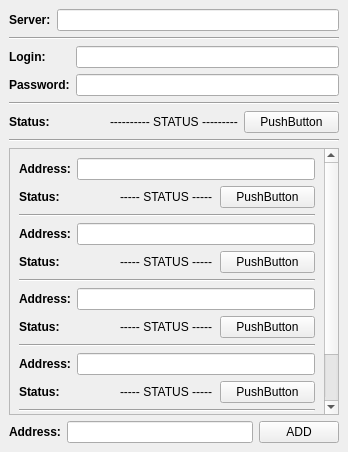
Old version of the form client/mainwindow.ui in the repository DrSmyrke/Tunnel-connector.
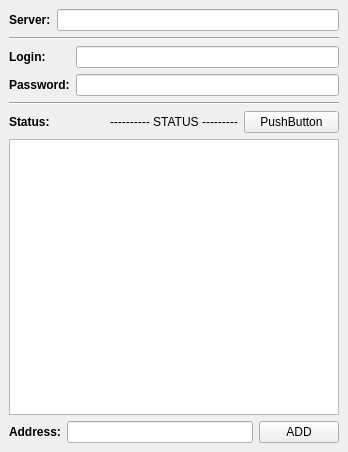
New version of the form.

```diff
--- a/client/mainwindow.ui
+++ b/client/mainwindow.ui
@@ -97,272 +97,34 @@
      </layout>
     </item>
     <item>
-     <widget class="Line" name="line">
-      <property name="orientation">
-       <enum>Qt::Horizontal</enum>
+     <widget class="QTableView" name="tableView">
+      <property name="selectionMode">
+       <enum>QAbstractItemView::NoSelection</enum>
       </property>
-     </widget>
-    </item>
-    <item>
-     <widget class="QScrollArea" name="scrollArea">
-      <property name="widgetResizable">
+      <property name="selectionBehavior">
+       <enum>QAbstractItemView::SelectItems</enum>
+      </property>
+      <property name="showGrid">
+       <bool>false</bool>
+      </property>
+      <property name="gridStyle">
+       <enum>Qt::SolidLine</enum>
+      </property>
+      <property name="wordWrap">
        <bool>true</bool>
       </property>
-      <widget class="QWidget" name="scrollAreaWidgetContents">
-       <property name="geometry">
-        <rect>
-         <x>0</x>
-         <y>0</y>
-         <width>311</width>
-         <height>353</height>
-        </rect>
-       </property>
-       <layout class="QVBoxLayout" name="verticalLayout_2">
-        <item>
-         <layout class="QVBoxLayout" name="verticalLayout_3">
-          <item>
-           <layout class="QHBoxLayout" name="horizontalLayout_3">
-            <item>
-             <widget class="QLabel" name="label_11">
-              <property name="text">
-               <string>&lt;b&gt;Address:&lt;/b&gt;</string>
-              </property>
-             </widget>
-            </item>
-            <item>
-             <widget class="QLineEdit" name="lineEdit_5"/>
-            </item>
-           </layout>
-          </item>
-          <item>
-           <layout class="QHBoxLayout" name="horizontalLayout_4">
-            <item>
-             <widget class="QLabel" name="label_13">
-              <property name="text">
-               <string>&lt;b&gt;Status:&lt;/b&gt;</string>
-              </property>
-             </widget>
-            </item>
-            <item>
-             <widget class="QLabel" name="label_14">
-              <property name="text">
-               <string>----- STATUS -----</string>
-              </property>
-             </widget>
-            </item>
-            <item>
-             <widget class="QPushButton" name="pushButton_3">
-              <property name="text">
-               <string>PushButton</string>
-              </property>
-             </widget>
-            </item>
-           </layout>
-          </item>
-         </layout>
-        </item>
-        <item>
-         <widget class="Line" name="line_4">
-          <property name="orientation">
-           <enum>Qt::Horizontal</enum>
-          </property>
-         </widget>
-        </item>
-        <item>
-         <layout class="QVBoxLayout" name="verticalLayout_5">
-          <item>
-           <layout class="QHBoxLayout" name="horizontalLayout_7">
-            <item>
-             <widget class="QLabel" name="label_19">
-              <property name="text">
-               <string>&lt;b&gt;Address:&lt;/b&gt;</string>
-              </property>
-             </widget>
-            </item>
-            <item>
-             <widget class="QLineEdit" name="lineEdit_7"/>
-            </item>
-           </layout>
-          </item>
-          <item>
-           <layout class="QHBoxLayout" name="horizontalLayout_8">
-            <item>
-             <widget class="QLabel" name="label_21">
-              <property name="text">
-               <string>&lt;b&gt;Status:&lt;/b&gt;</string>
-              </property>
-             </widget>
-            </item>
-            <item>
-             <widget class="QLabel" name="label_22">
-              <property name="text">
-               <string>----- STATUS -----</string>
-              </property>
-             </widget>
-            </item>
-            <item>
-             <widget class="QPushButton" name="pushButton_5">
-              <property name="text">
-               <string>PushButton</string>
-              </property>
-             </widget>
-            </item>
-           </layout>
-          </item>
-         </layout>
-        </item>
-        <item>
-         <widget class="Line" name="line_6">
-          <property name="orientation">
-           <enum>Qt::Horizontal</enum>
-          </property>
-         </widget>
-        </item>
-        <item>
-         <layout class="QVBoxLayout" name="verticalLayout_6">
-          <item>
-           <layout class="QHBoxLayout" name="horizontalLayout_9">
-            <item>
-             <widget class="QLabel" name="label_23">
-              <property name="text">
-               <string>&lt;b&gt;Address:&lt;/b&gt;</string>
-              </property>
-             </widget>
-            </item>
-            <item>
-             <widget class="QLineEdit" name="lineEdit_8"/>
-            </item>
-           </layout>
-          </item>
-          <item>
-           <layout class="QHBoxLayout" name="horizontalLayout_10">
-            <item>
-             <widget class="QLabel" name="label_25">
-              <property name="text">
-               <string>&lt;b&gt;Status:&lt;/b&gt;</string>
-              </property>
-             </widget>
-            </item>
-            <item>
-             <widget class="QLabel" name="label_26">
-              <property name="text">
-               <string>----- STATUS -----</string>
-              </property>
-             </widget>
-            </item>
-            <item>
-             <widget class="QPushButton" name="pushButton_6">
-              <property name="text">
-               <string>PushButton</string>
-              </property>
-             </widget>
-            </item>
-           </layout>
-          </item>
-         </layout>
-        </item>
-        <item>
-         <widget class="Line" name="line_5">
-          <property name="orientation">
-           <enum>Qt::Horizontal</enum>
-          </property>
-         </widget>
-        </item>
-        <item>
-         <layout class="QVBoxLayout" name="verticalLayout_7">
-          <item>
-           <layout class="QHBoxLayout" name="horizontalLayout_11">
-            <item>
-             <widget class="QLabel" name="label_27">
-              <property name="text">
-               <string>&lt;b&gt;Address:&lt;/b&gt;</string>
-              </property>
-             </widget>
-            </item>
-            <item>
-             <widget class="QLineEdit" name="lineEdit_9"/>
-            </item>
-           </layout>
-          </item>
-          <item>
-           <layout class="QHBoxLayout" name="horizontalLayout_12">
-            <item>
-             <widget class="QLabel" name="label_29">
-              <property name="text">
-               <string>&lt;b&gt;Status:&lt;/b&gt;</string>
-              </property>
-             </widget>
-            </item>
-            <item>
-             <widget class="QLabel" name="label_30">
-              <property name="text">
-               <string>----- STATUS -----</string>
-              </property>
-             </widget>
-            </item>
-            <item>
-             <widget class="QPushButton" name="pushButton_7">
-              <property name="text">
-               <string>PushButton</string>
-              </property>
-             </widget>
-            </item>
-           </layout>
-          </item>
-         </layout>
-        </item>
-        <item>
-         <widget class="Line" name="line_7">
-          <property name="orientation">
-           <enum>Qt::Horizontal</enum>
-          </property>
-         </widget>
-        </item>
-        <item>
-         <layout class="QVBoxLayout" name="verticalLayout_8">
-          <item>
-           <layout class="QHBoxLayout" name="horizontalLayout_13">
-            <item>
-             <widget class="QLabel" name="label_31">
-              <property name="text">
-               <string>&lt;b&gt;Address:&lt;/b&gt;</string>
-              </property>
-             </widget>
-            </item>
-            <item>
-             <widget class="QLineEdit" name="lineEdit_10"/>
-            </item>
-           </layout>
-          </item>
-          <item>
-           <layout class="QHBoxLayout" name="horizontalLayout_14">
-            <item>
-             <widget class="QLabel" name="label_33">
-              <property name="text">
-               <string>&lt;b&gt;Status:&lt;/b&gt;</string>
-              </property>
-             </widget>
-            </item>
-            <item>
-             <widget class="QLabel" name="label_34">
-              <property name="text">
-               <string>----- STATUS -----</string>
-              </property>
-             </widget>
-            </item>
-            <item>
-             <widget class="QPushButton" name="pushButton_8">
-              <property name="text">
-               <string>PushButton</string>
-              </property>
-             </widget>
-            </item>
-           </layout>
-          </item>
-         </layout>
-        </item>
-       </layout>
-      </widget>
+      <property name="cornerButtonEnabled">
+       <bool>true</bool>
+      </property>
+      <attribute name="horizontalHeaderVisible">
+       <bool>false</bool>
+      </attribute>
+      <attribute name="horizontalHeaderStretchLastSection">
+       <bool>true</bool>
+      </attribute>
+      <attribute name="verticalHeaderVisible">
+       <bool>false</bool>
+      </attribute>
      </widget>
     </item>
     <item>
```
Left out of the diff: 4 changed lines with no effect on the pictures.
